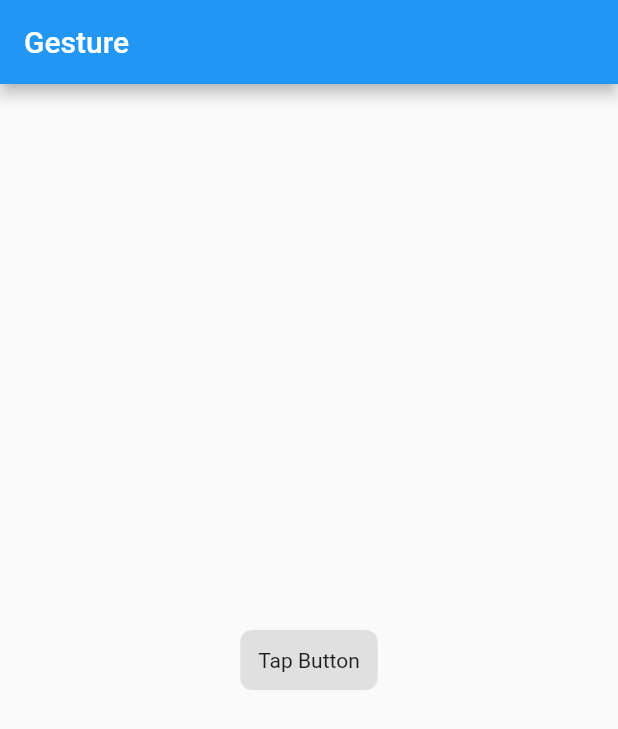
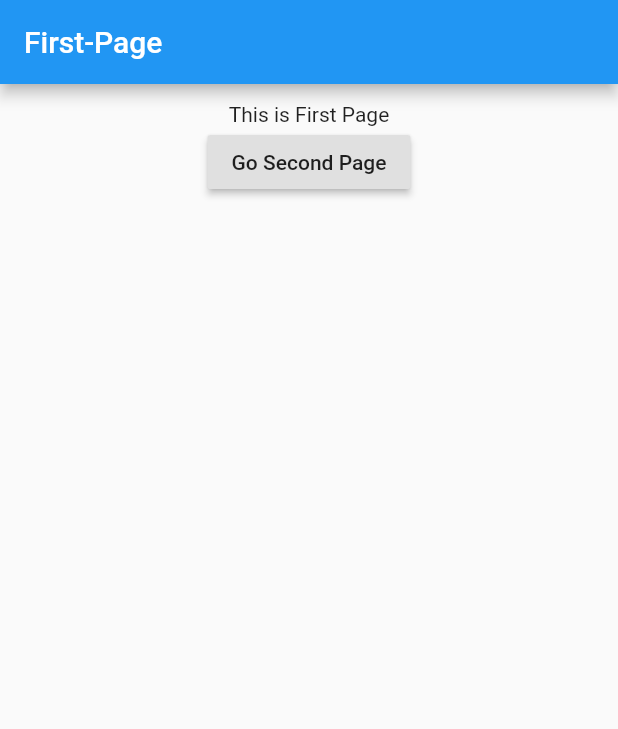
Before and after one commit to malisahin/flutter-practices, a Flutter app: the screen it shows after launch, on a phone screen of 412 x 824 dp. Shown: the top 729 px of the screen. Run offline on Flutter 3.47's test engine with Material 2 defaults, Android fonts, the phone set to English and light mode, and no system bars.

Commit message:
Routing examples

```diff
--- a/lib/main.dart
+++ b/lib/main.dart
@@ -1,4 +1,4 @@
-import 'package:combine_mobile/sections/gestures/handling-taps/handling-tabs-page-app.dart';
+import 'package:combine_mobile/sections/routing/redirect/direction-home-page.dart';
 import 'package:flutter/material.dart';
 
 /* Forms, Validations, Value Change */
@@ -14,4 +14,6 @@ import 'package:flutter/material.dart';
 
 //void main() => runApp(RippleButtonApp()); // Ripple Button App
 
-void main() => runApp(HandlingTabsPageApp());
+// void main() => runApp(HandlingTabsPageApp());
+
+void main() => runApp(DirectionHomePage());
--- /dev/null
+++ b/lib/models/constants.dart
@@ -0,0 +1,5 @@
+class Constants {
+  static const String FIRST_PAGE_URL = '/First';
+  static const String SECOND_PAGE_URL = '/Second';
+  static const String THIRD_PAGE_URL = '/Third';
+}
--- /dev/null
+++ b/lib/sections/routing/redirect/direction-home-page.dart
@@ -0,0 +1,20 @@
+import 'package:combine_mobile/models/constants.dart';
+import 'package:combine_mobile/sections/routing/redirect/first-page.dart';
+import 'package:combine_mobile/sections/routing/redirect/second-page.dart';
+import 'package:combine_mobile/sections/routing/redirect/third-page.dart';
+import 'package:flutter/material.dart';
+
+class DirectionHomePage extends StatelessWidget {
+  @override
+  Widget build(BuildContext context) {
+    return new MaterialApp(
+      title: 'Navigation',
+      routes: <String, WidgetBuilder>{
+        Constants.FIRST_PAGE_URL: (BuildContext context) => FirstPage(),
+        Constants.SECOND_PAGE_URL: (BuildContext context) => SecondPage(),
+        Constants.THIRD_PAGE_URL: (BuildContext context) => ThirdPage()
+      },
+      home: FirstPage(),
+    );
+  }
+}
--- /dev/null
+++ b/lib/sections/routing/redirect/first-page.dart
@@ -0,0 +1,26 @@
+import 'package:combine_mobile/models/constants.dart';
+import 'package:flutter/material.dart';
+
+class FirstPage extends StatelessWidget {
+  @override
+  Widget build(BuildContext context) {
+    return new Scaffold(
+      appBar: AppBar(title: Text('First-Page')),
+      body: Container(
+        padding: new EdgeInsets.all(12),
+        child: Center(
+          child: Column(
+            children: <Widget>[
+              Text('This is First Page'),
+              RaisedButton(
+                  child: Text('Go Second Page'),
+                  onPressed: () {
+                    Navigator.of(context).pushNamed(Constants.SECOND_PAGE_URL);
+                  })
+            ],
+          ),
+        ),
+      ),
+    );
+  }
+}
--- /dev/null
+++ b/lib/sections/routing/redirect/second-page.dart
@@ -0,0 +1,26 @@
+import 'package:combine_mobile/models/constants.dart';
+import 'package:flutter/material.dart';
+
+class SecondPage extends StatelessWidget {
+  @override
+  Widget build(BuildContext context) {
+    return new Scaffold(
+      appBar: AppBar(title: Text('Second-Page')),
+      body: Container(
+        padding: new EdgeInsets.all(12),
+        child: Center(
+          child: Column(
+            children: <Widget>[
+              Text('This is First Page'),
+              RaisedButton(
+                  child: Text('Go Third Page'),
+                  onPressed: () {
+                    Navigator.of(context).pushNamed(Constants.THIRD_PAGE_URL);
+                  })
+            ],
+          ),
+        ),
+      ),
+    );
+  }
+}
```
Also changed, not shown: lib/sections/routing/redirect/third-page.dart (added, +33 -0 lines).
